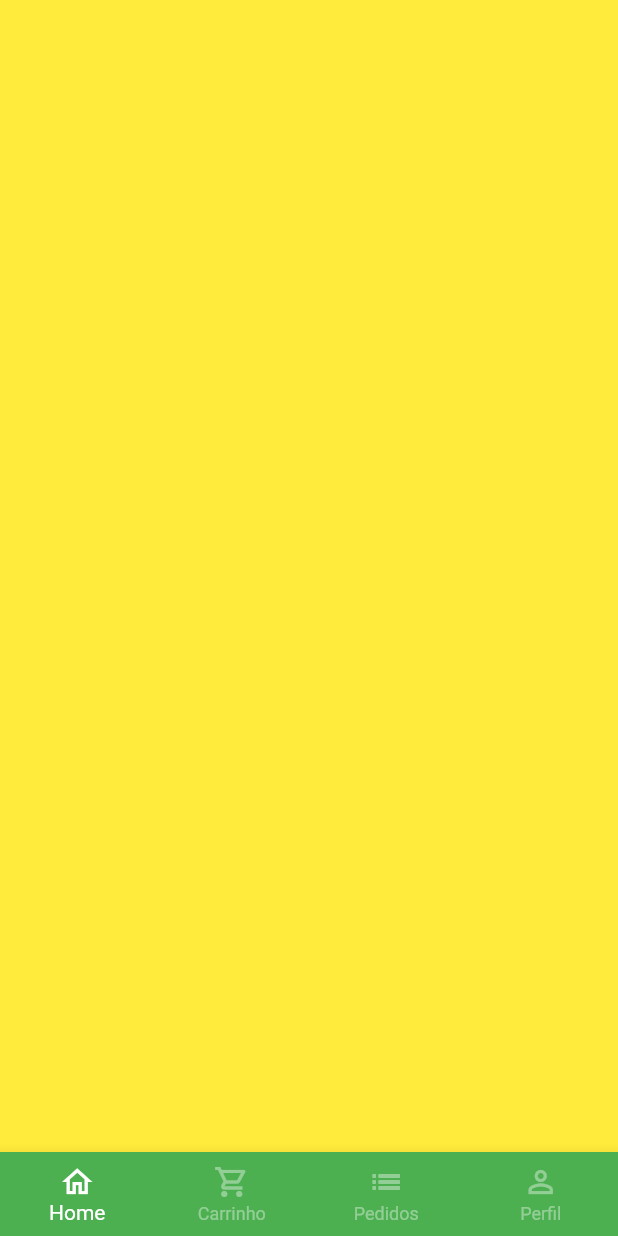
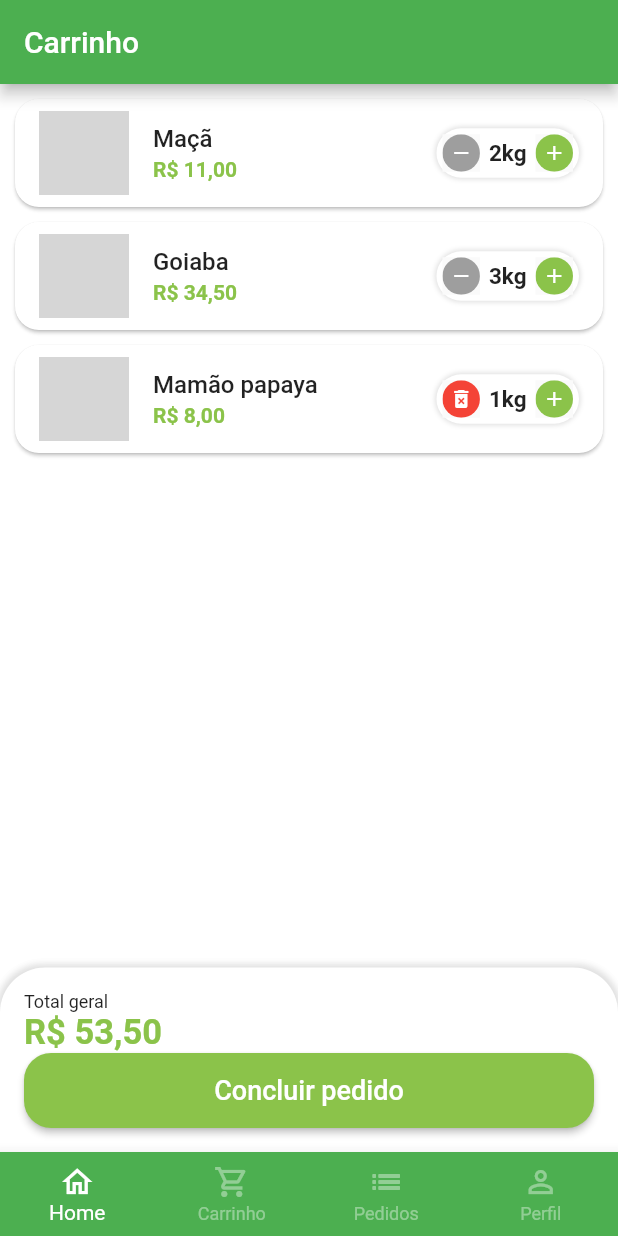
Before and after one commit to WevertonCouto/GreenGrocer-App, a Flutter app: the BaseScreen screen opened directly, swiped to page 2, on a phone screen of 412 x 824 dp. Run offline on Flutter 3.47's test engine with Material 2 defaults, Android fonts, the phone set to English and light mode, and no system bars; our stand-ins replace animated_text_kit, badges, mask_text_input_formatter; grey boxes are pictures that could not be loaded.

Commit message:
add cart screen

```diff
--- a/lib/src/config/app_data.dart
+++ b/lib/src/config/app_data.dart
@@ -1,3 +1,5 @@
+import 'package:green_grocer/src/models/cart_item_model.dart';
+
 import '../models/item_model.dart';
 
 ItemModel apple = ItemModel(
@@ -65,3 +67,9 @@ List<ItemModel> items = [
 ];
 
 List<String> categories = ['Frutas', 'Legumes', 'Verduras'];
+
+List<CartItemModel> cartItems = [
+  CartItemModel(item: apple, quantity: 2),
+  CartItemModel(item: guava, quantity: 3),
+  CartItemModel(item: papaya, quantity: 1),
+];
--- /dev/null
+++ b/lib/src/models/cart_item_model.dart
@@ -0,0 +1,15 @@
+import 'package:green_grocer/src/models/item_model.dart';
+
+class CartItemModel {
+  ItemModel item;
+  int quantity;
+
+  CartItemModel({
+    required this.item,
+    required this.quantity,
+  });
+
+  double totalPrice() {
+    return item.price * quantity;
+  }
+}
--- a/lib/src/pages/base/base_screen.dart
+++ b/lib/src/pages/base/base_screen.dart
@@ -1,4 +1,5 @@
 import 'package:flutter/material.dart';
+import 'package:green_grocer/src/pages/cart/cart_tab.dart';
 import 'package:green_grocer/src/pages/home/home_tab.dart';
 
 class BaseScreen extends StatefulWidget {
@@ -20,9 +21,7 @@ class _BaseScreenState extends State<BaseScreen> {
         controller: pageController,
         children: [
           const HomeTab(),
-          Container(
-            color: Colors.yellow,
-          ),
+          const CartTab(),
           Container(
             color: Colors.blue,
           ),
--- /dev/null
+++ b/lib/src/pages/cart/cart_tab.dart
@@ -0,0 +1,138 @@
+import 'package:flutter/foundation.dart';
+import 'package:flutter/material.dart';
+import 'package:green_grocer/src/config/app_data.dart';
+import 'package:green_grocer/src/config/custom_colors.dart';
+import 'package:green_grocer/src/models/cart_item_model.dart';
+import 'package:green_grocer/src/pages/cart/components/cart_tile.dart';
+import 'package:green_grocer/src/services/utils_services.dart';
+
+class CartTab extends StatefulWidget {
+  const CartTab({super.key});
+
+  @override
+  State<CartTab> createState() => _CartTabState();
+}
+
+class _CartTabState extends State<CartTab> {
+  void removeItemFromCart(CartItemModel cartItem) {
+    setState(() {
+      cartItems.remove(cartItem);
+    });
+  }
+
+  double cartTotalPrice() {
+    double total = 0;
+    for (var cartItem in cartItems) {
+      total += cartItem.totalPrice();
+    }
+    return total;
+  }
+
+  @override
+  Widget build(BuildContext context) {
+    return Scaffold(
+      appBar: AppBar(
+        title: const Text('Carrinho'),
+      ),
+      body: Column(
+        children: [
+          // cart list
+          Expanded(
+              child: ListView.builder(
+            itemCount: cartItems.length,
+            itemBuilder: (_, index) {
+              return CartTile(
+                  cartItem: cartItems[index], remove: removeItemFromCart);
+            },
+          )),
+          const SizedBox(
+            height: 20,
+          ),
+
+          // cart info
+          Container(
+            padding: const EdgeInsets.all(16),
+            decoration: BoxDecoration(
+                boxShadow: [
+                  BoxShadow(
+                      color: Colors.grey.shade300,
+                      blurRadius: 3,
+                      spreadRadius: 2)
+                ],
+                color: Colors.white,
+                borderRadius:
+                    const BorderRadius.vertical(top: Radius.circular(30))),
+            child: Column(
+              crossAxisAlignment: CrossAxisAlignment.stretch,
+              children: [
+                const Text(
+                  'Total geral',
+                  style: TextStyle(fontSize: 12),
+                ),
+                Text(
+                  UtilsServices.priceToCurrency(cartTotalPrice()),
+                  style: TextStyle(
+                      fontSize: 23,
+                      color: CustomColors.customSwatchColor,
+                      fontWeight: FontWeight.bold),
+                ),
+                SizedBox(
+                  height: 50,
+                  child: ElevatedButton(
+                    style: ElevatedButton.styleFrom(
+                        backgroundColor: CustomColors.customSwatchColor,
+                        shape: RoundedRectangleBorder(
+                            borderRadius: BorderRadius.circular(18))),
+                    onPressed: () async {
+                      bool? result = await showOrderConfirmation();
+                      if (kDebugMode) {
+                        print(result);
+                      }
+                    },
+                    child: const Text(
+                      'Concluir pedido',
+                      style: TextStyle(fontSize: 18),
+                    ),
+                  ),
+                )
+              ],
+            ),
+          ),
+        ],
+      ),
+    );
+  }
+
+  Future<bool?> showOrderConfirmation() {
+    return showDialog<bool>(
+      context: context,
+      builder: (context) {
+        return AlertDialog(
+          shape: RoundedRectangleBorder(
+            borderRadius: BorderRadius.circular(20),
+          ),
+          title: const Text('Confirmação'),
+          content: const Text('Deseja realmente concluir o pedido?'),
+          actions: [
+            TextButton(
+              onPressed: () {
+                Navigator.of(context).pop(false);
+              },
+              child: const Text('Não'),
+            ),
+            ElevatedButton(
+              style: ElevatedButton.styleFrom(
+                  shape: RoundedRectangleBorder(
+                borderRadius: BorderRadius.circular(20),
+              )),
+              onPressed: () {
+                Navigator.of(context).pop(true);
+              },
+              child: const Text('Sim'),
+            )
+          ],
+        );
+      },
+    );
+  }
+}
--- /dev/null
+++ b/lib/src/pages/cart/components/cart_tile.dart
@@ -0,0 +1,54 @@
+import 'package:flutter/material.dart';
+import 'package:green_grocer/src/config/custom_colors.dart';
+import 'package:green_grocer/src/models/cart_item_model.dart';
+import 'package:green_grocer/src/pages/common_widgets/quantity_widget.dart';
+import 'package:green_grocer/src/services/utils_services.dart';
+
+class CartTile extends StatefulWidget {
+  final CartItemModel cartItem;
+  final Function(CartItemModel cartItem) remove;
+  const CartTile({super.key, required this.cartItem, required this.remove});
+
+  @override
+  State<CartTile> createState() => _CartTileState();
+}
+
+class _CartTileState extends State<CartTile> {
+  @override
+  Widget build(BuildContext context) {
+    return Card(
+      margin: const EdgeInsets.fromLTRB(10, 10, 10, 0),
+      shape: RoundedRectangleBorder(borderRadius: BorderRadius.circular(16)),
+      child: ListTile(
+        leading: Image.asset(
+          widget.cartItem.item.imgUrl,
+          height: 60,
+          width: 60,
+        ),
+        title: Text(
+          widget.cartItem.item.itemName,
+          style: const TextStyle(
+            fontWeight: FontWeight.w500,
+          ),
+        ),
+        subtitle: Text(
+          UtilsServices.priceToCurrency(widget.cartItem.totalPrice()),
+          style: TextStyle(
+            color: CustomColors.customSwatchColor,
+            fontWeight: FontWeight.bold,
+          ),
+        ),
+        trailing: QuantityWidget(
+            value: widget.cartItem.quantity,
+            isRemovable: true,
+            suffixText: widget.cartItem.item.unit,
+            result: (int quantity) {
+              setState(() {
+                widget.cartItem.quantity = quantity;
+                if (quantity == 0) widget.remove(widget.cartItem);
+              });
+            }),
+      ),
+    );
+  }
+}
--- a/lib/src/pages/common_widgets/quantity_widget.dart
+++ b/lib/src/pages/common_widgets/quantity_widget.dart
@@ -5,12 +5,14 @@ class QuantityWidget extends StatelessWidget {
   final int value;
   final String suffixText;
   final Function(int quantity) result;
+  final bool isRemovable;
 
   const QuantityWidget(
       {super.key,
       required this.value,
       required this.suffixText,
-      required this.result});
+      required this.result,
+      this.isRemovable = false});
 
   @override
   Widget build(BuildContext context) {
@@ -28,12 +30,15 @@ class QuantityWidget extends StatelessWidget {
         ],
       ),
       child: Row(
+        mainAxisSize: MainAxisSize.min,
         children: [
           _QuantityButton(
-            color: Colors.grey,
-            icon: Icons.remove,
+            color: !isRemovable || value > 1 ? Colors.grey : Colors.red,
+            icon:
+                !isRemovable || value > 1 ? Icons.remove : Icons.delete_forever,
             onPressed: () {
-              int resultCount = value + 1;
+              if (value == 1 && !isRemovable) return;
+              int resultCount = value - 1;
               result(resultCount);
             },
           ),
@@ -51,8 +56,7 @@ class QuantityWidget extends StatelessWidget {
             color: CustomColors.customSwatchColor,
             icon: Icons.add,
             onPressed: () {
-              if (value == 1) return;
-              int resultCount = value - 1;
+              int resultCount = value + 1;
               result(resultCount);
             },
           ),
```
